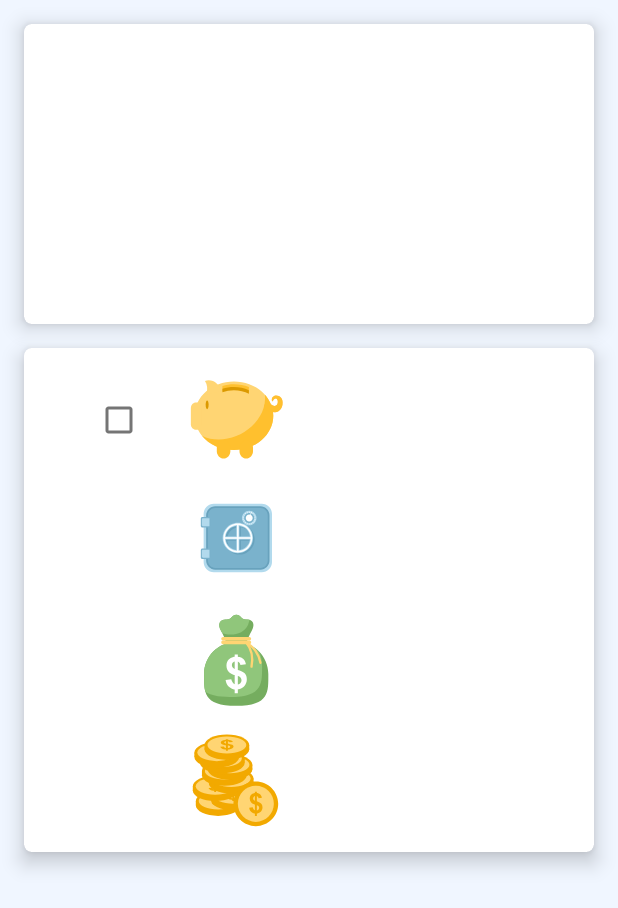
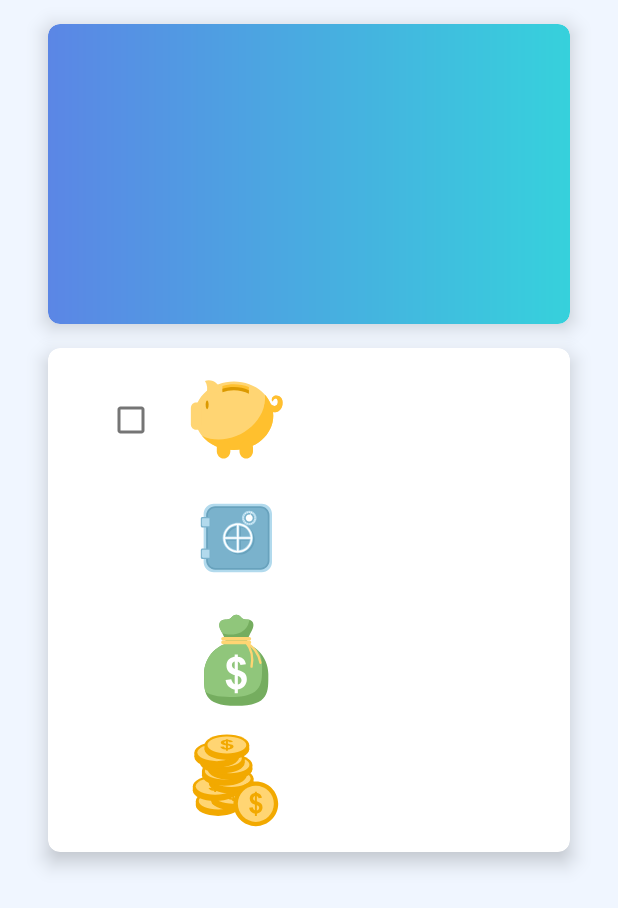
Before and after one commit to emdasoft/MyCheckUp, an Android app: the fragment ResultFragment placed in its activity, on a phone screen of 412 x 824 dp. Shown: the top 908 px of the screen. Run offline under Robolectric (Android 15) with nearby library versions, the phone set to English and light mode, and no system bars.

Commit message:
task_complete

```diff
--- /dev/null
+++ b/app/src/main/res/drawable/gradient.xml
@@ -0,0 +1,11 @@
+<shape xmlns:android="http://schemas.android.com/apk/res/android"
+    android:shape="rectangle">
+    <gradient
+        android:startColor="#5B86E5"
+        android:endColor="#36D1DC"
+        android:angle="0" />
+
+    <corners
+        android:radius="8dp">
+    </corners>
+</shape>
--- a/app/src/main/res/layout/fragment_result.xml
+++ b/app/src/main/res/layout/fragment_result.xml
@@ -11,12 +11,19 @@
         android:id="@+id/cv_diagram"
         android:layout_width="match_parent"
         android:layout_height="200dp"
-        android:layout_margin="16dp"
-        app:cardCornerRadius="5dp"
+        android:layout_marginStart="32dp"
+        android:layout_marginTop="16dp"
+        android:layout_marginEnd="32dp"
+        app:cardCornerRadius="8dp"
         app:cardElevation="8dp"
         app:layout_constraintEnd_toEndOf="parent"
         app:layout_constraintStart_toStartOf="parent"
         app:layout_constraintTop_toTopOf="parent">
+
+        <LinearLayout
+            android:layout_width="match_parent"
+            android:layout_height="match_parent"
+            android:background="@drawable/gradient"/>
 
     </androidx.cardview.widget.CardView>
 
@@ -24,8 +31,10 @@
         android:id="@+id/cv_result"
         android:layout_width="match_parent"
         android:layout_height="wrap_content"
-        android:layout_margin="16dp"
-        app:cardCornerRadius="5dp"
+        android:layout_marginStart="32dp"
+        android:layout_marginTop="16dp"
+        android:layout_marginEnd="32dp"
+        app:cardCornerRadius="8dp"
         app:cardElevation="8dp"
         app:layout_constraintEnd_toEndOf="@+id/cv_diagram"
         app:layout_constraintStart_toStartOf="@+id/cv_diagram"
```
